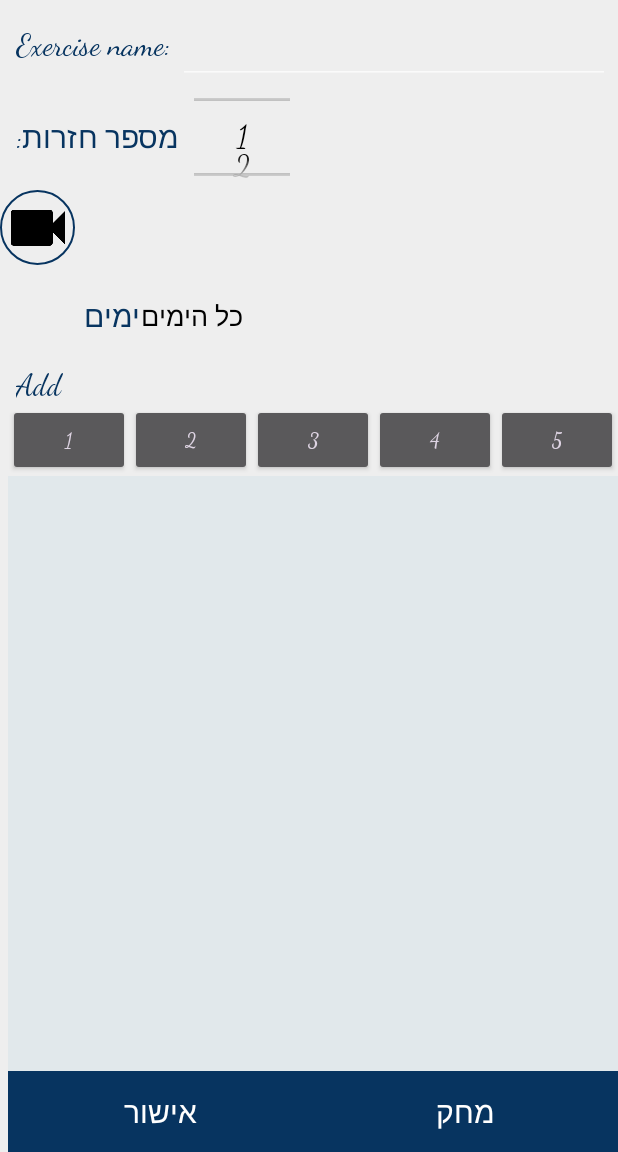
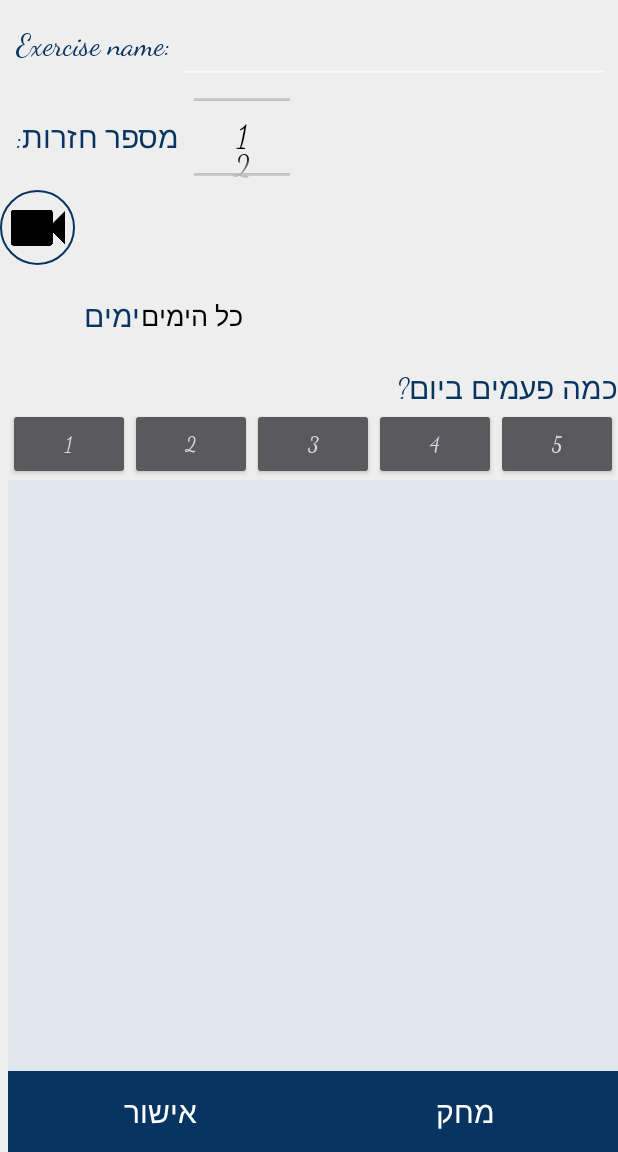
Before and after one commit to edenkes/Medico, an Android app: the VideoData screen opened directly, with no data from a screen before it, on a phone screen of 412 x 824 dp, the part 84-1236 px from its top. Run offline under Robolectric (Android 15) with nearby library versions, the light colour scheme and no system bars.

Commit message:
הוספת תרגום

```diff
--- a/app/src/main/res/values/strings.xml
+++ b/app/src/main/res/values/strings.xml
@@ -80,7 +80,7 @@
     <string name="menu_item_3">בדיקות תקופתיות</string>
     <string name="menu_item_4">תזכורות אישיות</string>
     <string name="exercise_name_label">Exercise name:</string>
-    <string name="Add_multi_alert">Add</string>
+    <string name="Add_multi_alert">כמה פעמים ביום?</string>
     <string name="set_language">Language</string>
     <string name="lang_heb" translatable="false">עברית</string>
     <string name="lang_eng" translatable="false">English</string>
```
Also changed, not shown: 2 other files.
